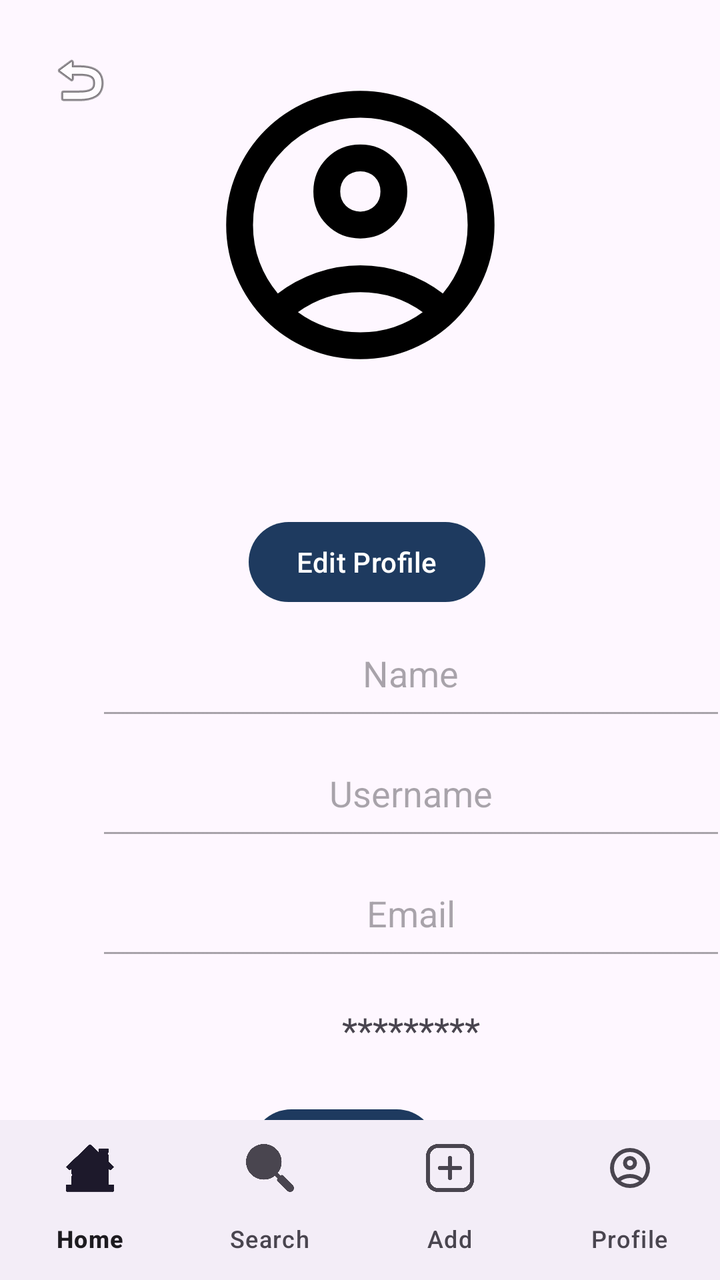
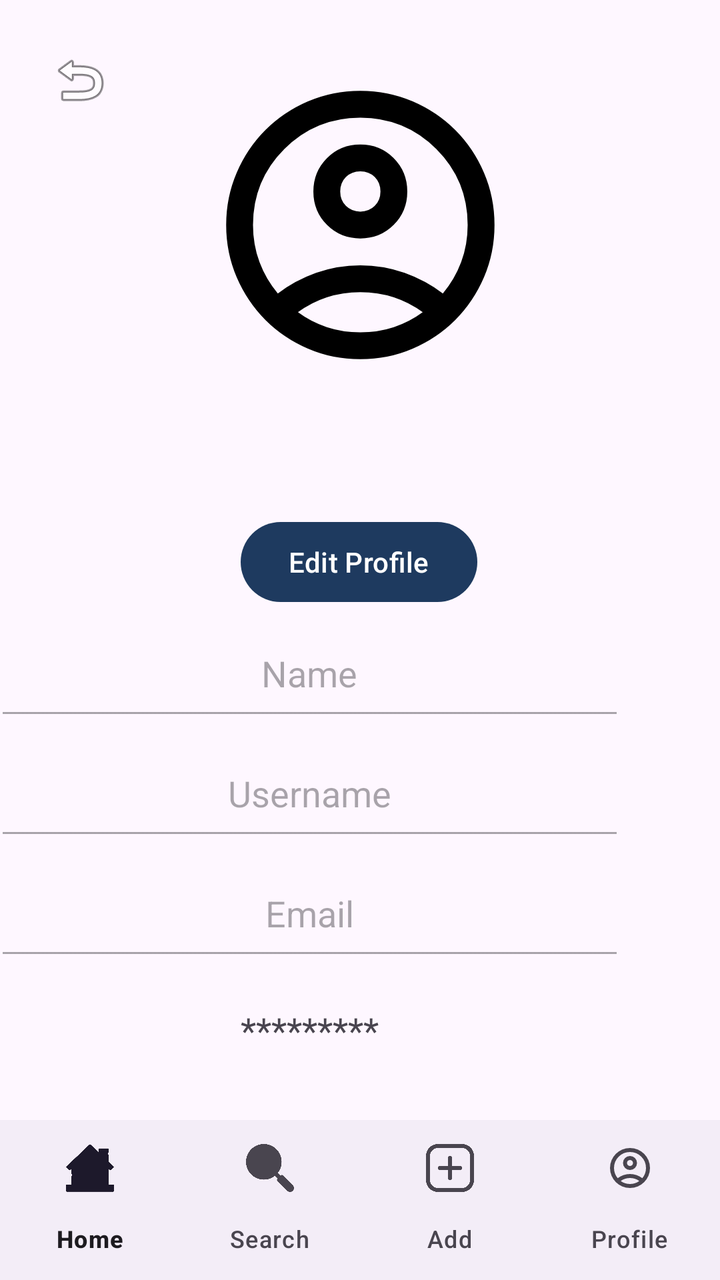

Screens rendered from an Android XML layout before and after an edit, with the pre-edit source and the edit as a unified diff.
<!-- AndroidManifest.xml: application theme Theme.WooferProject -->
<!-- res/layout/profile_page.xml -->
<androidx.constraintlayout.widget.ConstraintLayout xmlns:android="http://schemas.android.com/apk/res/android"
    xmlns:app="http://schemas.android.com/apk/res-auto"
    xmlns:tools="http://schemas.android.com/tools"
    android:layout_width="match_parent"
    android:layout_height="match_parent">

    <ImageButton
        android:id="@+id/return_profile"
        android:layout_width="48dp"
        android:layout_height="48dp"
        android:layout_marginStart="16dp"
        android:layout_marginTop="16dp"
        android:background="?attr/selectableItemBackgroundBorderless"
        android:src="@android:drawable/ic_menu_revert"
        app:layout_constraintStart_toStartOf="parent"
        app:layout_constraintTop_toTopOf="parent"
        tools:ignore="ContentDescription" />

    <ImageView
        android:id="@+id/imageView"
        android:layout_width="165dp"
        android:layout_height="161dp"
        android:layout_marginTop="32dp"
        app:layout_constraintEnd_toEndOf="parent"
        app:layout_constraintStart_toStartOf="parent"
        app:layout_constraintTop_toTopOf="parent"
        android:src="@drawable/profile" />

    <EditText
        android:id="@+id/profile_username"
        android:layout_width="315dp"
        android:layout_height="60dp"
        android:layout_marginStart="48dp"
        android:layout_marginEnd="48dp"
        android:enabled="false"
        android:gravity="center"
        android:text="Username"
        android:textSize="18sp"
        app:layout_constraintBottom_toTopOf="@+id/profile_email"
        app:layout_constraintEnd_toEndOf="parent"
        app:layout_constraintHorizontal_bias="0.0"
        app:layout_constraintStart_toStartOf="parent"
        app:layout_constraintTop_toBottomOf="@+id/profile_name" />

    <EditText
        android:id="@+id/profile_name"
        android:layout_width="315dp"
        android:layout_height="60dp"
        android:layout_marginStart="48dp"
        android:layout_marginEnd="48dp"
        android:enabled="false"
        android:gravity="center"
        android:text="Name"
        android:textSize="18sp"
        app:layout_constraintBottom_toTopOf="@+id/profile_username"
        app:layout_constraintEnd_toEndOf="parent"
        app:layout_constraintHorizontal_bias="0.0"
        app:layout_constraintStart_toStartOf="parent"
        app:layout_constraintTop_toBottomOf="@+id/editProfile"
        app:layout_constraintVertical_chainStyle="spread" />

    <Button
        android:id="@+id/editProfile"
        android:layout_width="wrap_content"
        android:layout_height="wrap_content"
        android:layout_marginTop="64dp"
        android:text="Edit Profile"
        app:layout_constraintEnd_toEndOf="parent"
        app:layout_constraintHorizontal_bias="0.515"
        app:layout_constraintStart_toStartOf="parent"
        app:layout_constraintTop_toBottomOf="@+id/imageView" />

    <TextView
        android:id="@+id/profile_reset_password"
        android:layout_width="315dp"
        android:layout_height="60dp"
        android:layout_marginStart="48dp"
        android:layout_marginEnd="48dp"
        android:clickable="true"
        android:focusable="true"
        android:gravity="center"
        android:text="Reset Password"
        android:textColor="@color/black"
        app:layout_constraintBottom_toTopOf="@+id/logout"
        app:layout_constraintEnd_toEndOf="parent"
        app:layout_constraintHorizontal_bias="0.0"
        app:layout_constraintStart_toStartOf="parent"
        app:layout_constraintTop_toBottomOf="@+id/profile_password" />

    <EditText
        android:id="@+id/profile_email"
        android:layout_width="315dp"
        android:layout_height="60dp"
        android:layout_marginStart="48dp"
        android:layout_marginEnd="48dp"
        android:enabled="false"
        android:gravity="center"
        android:text="Email"
        android:textSize="18sp"
        app:layout_constraintBottom_toTopOf="@+id/profile_password"
        app:layout_constraintEnd_toEndOf="parent"
        app:layout_constraintHorizontal_bias="0.0"
        app:layout_constraintStart_toStartOf="parent"
        app:layout_constraintTop_toBottomOf="@+id/profile_username" />

    <TextView
        android:id="@+id/profile_password"
        android:layout_width="315dp"
        android:layout_height="60dp"
        android:layout_marginStart="48dp"
        android:layout_marginEnd="48dp"
        android:gravity="center"
        android:text="*********"
        android:textSize="18sp"
        app:layout_constraintBottom_toTopOf="@+id/profile_reset_password"
        app:layout_constraintEnd_toEndOf="parent"
        app:layout_constraintHorizontal_bias="0.0"
        app:layout_constraintStart_toStartOf="parent"
        app:layout_constraintTop_toBottomOf="@+id/profile_email" />

    <LinearLayout
        android:id="@+id/buttons_container"
        android:layout_width="wrap_content"
        android:layout_height="wrap_content"
        android:orientation="horizontal"
        android:layout_marginBottom="16dp"
        app:layout_constraintBottom_toTopOf="@+id/navigationBar"
        app:layout_constraintEnd_toEndOf="parent"
        app:layout_constraintStart_toStartOf="parent"
        app:layout_constraintTop_toBottomOf="@+id/profile_reset_password">

        <Button
            android:id="@+id/logout"
            android:layout_width="wrap_content"
            android:layout_height="wrap_content"
            android:layout_marginEnd="16dp"
            android:text="Logout" />

        <Button
            android:id="@+id/delete_account"
            android:layout_width="wrap_content"
            android:layout_height="wrap_content"
            android:backgroundTint="#FF0000"
            android:text="Delete Account"
            android:textColor="#FFFFFF"
            android:visibility="gone" />
    </LinearLayout>

    <com.google.android.material.bottomnavigation.BottomNavigationView
        android:id="@+id/navigationBar"
        android:layout_width="0dp"
        android:layout_height="wrap_content"
        app:labelVisibilityMode="labeled"
        app:layout_constraintBottom_toBottomOf="parent"
        app:layout_constraintEnd_toEndOf="parent"
        app:layout_constraintStart_toStartOf="parent"
        app:menu="@menu/bottom_menu" />

</androidx.constraintlayout.widget.ConstraintLayout>
<!-- resources referenced by this layout -->
<resources>
  <color name="black">#FF000000</color>
  <!-- drawable profile (drawable) -->
  <vector xmlns:android="http://schemas.android.com/apk/res/android" android:height="240dp" android:tint="#000000" android:viewportHeight="960" android:viewportWidth="960" android:width="240dp">
        
      <path android:fillColor="@android:color/white" android:pathData="M234,684Q285,645 348,622.5Q411,600 480,600Q549,600 612,622.5Q675,645 726,684Q761,643 780.5,591Q800,539 800,480Q800,347 706.5,253.5Q613,160 480,160Q347,160 253.5,253.5Q160,347 160,480Q160,539 179.5,591Q199,643 234,684ZM380.5,479.5Q340,439 340,380Q340,321 380.5,280.5Q421,240 480,240Q539,240 579.5,280.5Q620,321 620,380Q620,439 579.5,479.5Q539,520 480,520Q421,520 380.5,479.5ZM480,880Q397,880 324,848.5Q251,817 197,763Q143,709 111.5,636Q80,563 80,480Q80,397 111.5,324Q143,251 197,197Q251,143 324,111.5Q397,80 480,80Q563,80 636,111.5Q709,143 763,197Q817,251 848.5,324Q880,397 880,480Q880,563 848.5,636Q817,709 763,763Q709,817 636,848.5Q563,880 480,880ZM580,784.5Q627,769 666,740Q627,711 580,695.5Q533,680 480,680Q427,680 380,695.5Q333,711 294,740Q333,769 380,784.5Q427,800 480,800Q533,800 580,784.5ZM523,423Q540,406 540,380Q540,354 523,337Q506,320 480,320Q454,320 437,337Q420,354 420,380Q420,406 437,423Q454,440 480,440Q506,440 523,423ZM480,380Q480,380 480,380Q480,380 480,380Q480,380 480,380Q480,380 480,380Q480,380 480,380Q480,380 480,380Q480,380 480,380Q480,380 480,380ZM480,740Q480,740 480,740Q480,740 480,740Q480,740 480,740Q480,740 480,740Q480,740 480,740Q480,740 480,740Q480,740 480,740Q480,740 480,740Z"/>
      
  </vector>
  <style name="Theme.WooferProject" parent="Base.Theme.WooferProject" />
  <style name="Base.Theme.WooferProject" parent="Theme.Material3.DayNight.NoActionBar">
          
          <item name="colorPrimary">@color/magnet_blue</item>
          <item name="colorOnPrimary">@color/white</item>
          <item name="colorPrimaryContainer">@color/magnet_blue</item>
          <item name="colorOnPrimaryContainer">@color/white</item>
      </style>
  <color name="magnet_blue">#1E3A5F</color>
  <color name="white">#FFFFFFFF</color>
</resources>

<!-- the commit's change to res/layout/profile_page.xml (unified diff, before → after) -->
@@ -27,22 +27,6 @@
         android:src="@drawable/profile" />
 
     <EditText
-        android:id="@+id/profile_username"
-        android:layout_width="315dp"
-        android:layout_height="60dp"
-        android:layout_marginStart="48dp"
-        android:layout_marginEnd="48dp"
-        android:enabled="false"
-        android:gravity="center"
-        android:text="Username"
-        android:textSize="18sp"
-        app:layout_constraintBottom_toTopOf="@+id/profile_email"
-        app:layout_constraintEnd_toEndOf="parent"
-        app:layout_constraintHorizontal_bias="0.0"
-        app:layout_constraintStart_toStartOf="parent"
-        app:layout_constraintTop_toBottomOf="@+id/profile_name" />
-
-    <EditText
         android:id="@+id/profile_name"
         android:layout_width="315dp"
         android:layout_height="60dp"
@@ -54,21 +38,10 @@
         android:textSize="18sp"
         app:layout_constraintBottom_toTopOf="@+id/profile_username"
         app:layout_constraintEnd_toEndOf="parent"
-        app:layout_constraintHorizontal_bias="0.0"
+        app:layout_constraintHorizontal_bias="1.0"
         app:layout_constraintStart_toStartOf="parent"
         app:layout_constraintTop_toBottomOf="@+id/editProfile"
         app:layout_constraintVertical_chainStyle="spread" />
-
-    <Button
-        android:id="@+id/editProfile"
-        android:layout_width="wrap_content"
-        android:layout_height="wrap_content"
-        android:layout_marginTop="64dp"
-        android:text="Edit Profile"
-        app:layout_constraintEnd_toEndOf="parent"
-        app:layout_constraintHorizontal_bias="0.515"
-        app:layout_constraintStart_toStartOf="parent"
-        app:layout_constraintTop_toBottomOf="@+id/imageView" />
 
     <TextView
         android:id="@+id/profile_reset_password"
@@ -83,9 +56,36 @@
         android:textColor="@color/black"
         app:layout_constraintBottom_toTopOf="@+id/logout"
         app:layout_constraintEnd_toEndOf="parent"
-        app:layout_constraintHorizontal_bias="0.0"
+        app:layout_constraintHorizontal_bias="1.0"
         app:layout_constraintStart_toStartOf="parent"
         app:layout_constraintTop_toBottomOf="@+id/profile_password" />
+
+    <Button
+        android:id="@+id/editProfile"
+        android:layout_width="wrap_content"
+        android:layout_height="wrap_content"
+        android:layout_marginTop="64dp"
+        android:text="Edit Profile"
+        app:layout_constraintEnd_toEndOf="parent"
+        app:layout_constraintHorizontal_bias="0.498"
+        app:layout_constraintStart_toStartOf="parent"
+        app:layout_constraintTop_toBottomOf="@+id/imageView" />
+
+    <EditText
+        android:id="@+id/profile_username"
+        android:layout_width="315dp"
+        android:layout_height="60dp"
+        android:layout_marginStart="48dp"
+        android:layout_marginEnd="48dp"
+        android:enabled="false"
+        android:gravity="center"
+        android:text="Username"
+        android:textSize="18sp"
+        app:layout_constraintBottom_toTopOf="@+id/profile_email"
+        app:layout_constraintEnd_toEndOf="parent"
+        app:layout_constraintHorizontal_bias="1.0"
+        app:layout_constraintStart_toStartOf="parent"
+        app:layout_constraintTop_toBottomOf="@+id/profile_name" />
 
     <EditText
         android:id="@+id/profile_email"
@@ -99,7 +99,7 @@
         android:textSize="18sp"
         app:layout_constraintBottom_toTopOf="@+id/profile_password"
         app:layout_constraintEnd_toEndOf="parent"
-        app:layout_constraintHorizontal_bias="0.0"
+        app:layout_constraintHorizontal_bias="1.0"
         app:layout_constraintStart_toStartOf="parent"
         app:layout_constraintTop_toBottomOf="@+id/profile_username" />
 
@@ -114,7 +114,7 @@
         android:textSize="18sp"
         app:layout_constraintBottom_toTopOf="@+id/profile_reset_password"
         app:layout_constraintEnd_toEndOf="parent"
-        app:layout_constraintHorizontal_bias="0.0"
+        app:layout_constraintHorizontal_bias="1.0"
         app:layout_constraintStart_toStartOf="parent"
         app:layout_constraintTop_toBottomOf="@+id/profile_email" />
 
@@ -123,8 +123,6 @@
         android:layout_width="wrap_content"
         android:layout_height="wrap_content"
         android:orientation="horizontal"
-        android:layout_marginBottom="16dp"
-        app:layout_constraintBottom_toTopOf="@+id/navigationBar"
         app:layout_constraintEnd_toEndOf="parent"
         app:layout_constraintStart_toStartOf="parent"
         app:layout_constraintTop_toBottomOf="@+id/profile_reset_password">
@@ -145,7 +143,6 @@
             android:textColor="#FFFFFF"
             android:visibility="gone" />
     </LinearLayout>
-
     <com.google.android.material.bottomnavigation.BottomNavigationView
         android:id="@+id/navigationBar"
         android:layout_width="0dp"
@@ -153,6 +150,7 @@
         app:labelVisibilityMode="labeled"
         app:layout_constraintBottom_toBottomOf="parent"
         app:layout_constraintEnd_toEndOf="parent"
+        app:layout_constraintHorizontal_bias="0.0"
         app:layout_constraintStart_toStartOf="parent"
         app:menu="@menu/bottom_menu" />
 
